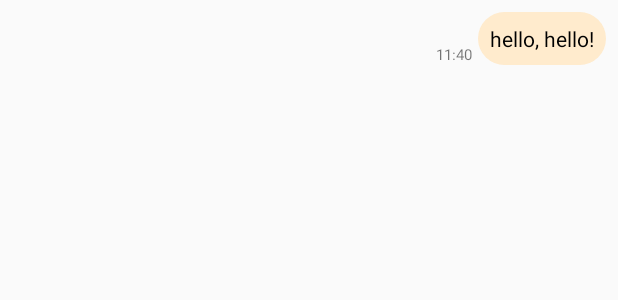
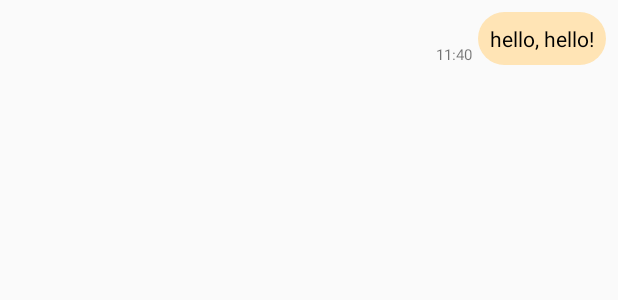
Before and after one commit to Sandip-Jana/codechef-mentor, an Android app: the layout message_sent.xml on its own in the app's theme, with its tools: preview values and no code run, on a phone screen of 412 x 824 dp. Shown: the top 300 px of the screen. Run offline under Robolectric (Android 15) with nearby library versions, the phone set to English and light mode, and no system bars.

Commit message:
Final Modifications & Bug Fixing

```diff
--- a/app/src/main/res/drawable/rounded_rectangle_green.xml
+++ b/app/src/main/res/drawable/rounded_rectangle_green.xml
@@ -2,7 +2,7 @@
 <shape xmlns:android="http://schemas.android.com/apk/res/android"
     android:shape="rectangle" >
     <solid
-        android:color="#FFEBCD" >
+        android:color="#FFE4B5" >
     </solid>
 
     <corners
```
